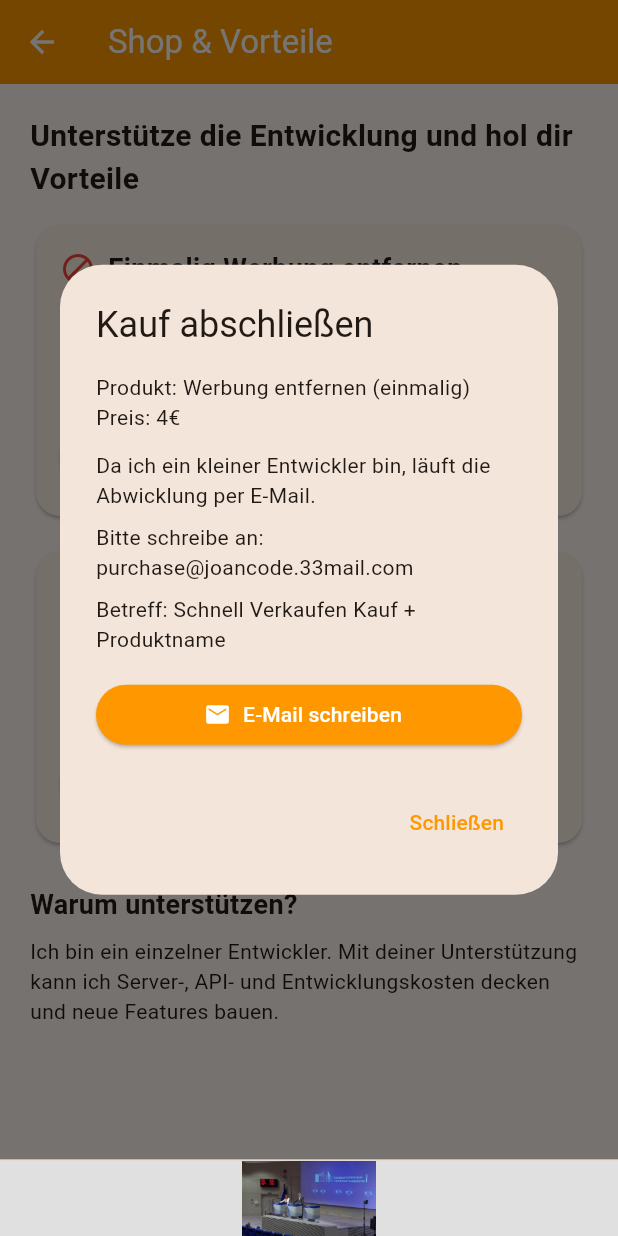
After one commit to Redstonekey/schnell_verkauf, a Flutter app: the ShopScreen screen opened directly, after a tap on "Jetzt Unterstützen", on a phone screen of 412 x 824 dp. The commit adds this screen. Run offline on Flutter 3.47's test engine with Material 3 defaults, Android fonts, the phone set to English and light mode, and no system bars; our stand-ins replace camera, google_generative_ai, google_mobile_ads, image_picker, permission_handler, shared_preferences and 1 more; missing offline and left inert: advertising_id, crop_your_image; accounts and stored records are empty; network calls fail.

Commit message:
Add shop screen
- Implemented ShopScreen with options to support development through purchases.
- Added functionality to send purchase requests via email.
- Created run.bat script to streamline common Flutter tasks (dev, build-apk, analyze, pub-get, clean).

```diff
--- a/lib/main.dart
+++ b/lib/main.dart
@@ -2,6 +2,7 @@ import 'package:flutter/material.dart';
 import 'package:google_mobile_ads/google_mobile_ads.dart';
 import 'package:flutter/foundation.dart';
 import 'services/ads_service.dart';
+import 'screens/shop_screen.dart';
 import 'screens/home_screen.dart';
 import 'screens/onboarding_screen.dart';
 import 'services/onboarding_service.dart';
@@ -148,7 +149,8 @@ class _GlobalBannerHostState extends State<GlobalBannerHost> with WidgetsBinding
       valueListenable: AdsService.showAds,
       builder: (context, showAds, _) {
         Widget banner = const SizedBox.shrink();
-        if (showAds && _loaded && ad != null) {
+        if (showAds) {
+          if (_loaded && ad != null) {
             banner = Column(
               mainAxisSize: MainAxisSize.min,
               children: [
@@ -166,6 +168,37 @@ class _GlobalBannerHostState extends State<GlobalBannerHost> with WidgetsBinding
                 ),
               ],
             );
+          } else {
+            // Fallback Eigenwerbung
+            banner = InkWell(
+              onTap: () {
+                Navigator.of(context).push(
+                  MaterialPageRoute(builder: (_) => const ShopScreen()),
+                );
+              },
+              child: Column(
+                mainAxisSize: MainAxisSize.min,
+                children: [
+                  const Divider(height: 1, thickness: 0.5),
+                  Container(
+                    color: Colors.black12,
+                    width: double.infinity,
+                    height: 50,
+                    alignment: Alignment.center,
+                    child: Image.asset(
+                      'assets/ads/fallback_banner.png',
+                      fit: BoxFit.contain,
+                      height: 50,
+                      errorBuilder: (_, __, ___) => const Text(
+                        'Eigene Werbung – Jetzt werbefrei werden',
+                        style: TextStyle(fontSize: 12),
+                      ),
+                    ),
+                  ),
+                ],
+              ),
+            );
+          }
         }
         return Column(
           children: [
--- a/lib/screens/home_screen.dart
+++ b/lib/screens/home_screen.dart
@@ -3,6 +3,7 @@ import '../services/api_key_manager.dart';
 import '../services/ads_service.dart';
 import 'camera_screen.dart';
 import 'api_key_settings_screen.dart';
+import 'shop_screen.dart';
 
 class HomeScreen extends StatefulWidget {
   const HomeScreen({super.key});
@@ -96,6 +97,13 @@ class _HomeScreenState extends State<HomeScreen> {
 
   return Scaffold(
       appBar: AppBar(
+        leading: IconButton(
+          tooltip: 'Shop',
+          icon: const Icon(Icons.shopping_cart),
+          onPressed: () {
+            Navigator.push(context, MaterialPageRoute(builder: (_) => const ShopScreen()));
+          },
+        ),
   title: GestureDetector(
           onLongPress: () async {
             final controller = TextEditingController();
@@ -138,7 +146,7 @@ class _HomeScreenState extends State<HomeScreen> {
         ),
         backgroundColor: Colors.orange,
         centerTitle: true,
-        actions: [
+  actions: [
           IconButton(
             icon: const Icon(Icons.settings),
             onPressed: _navigateToSettings,
--- /dev/null
+++ b/lib/screens/shop_screen.dart
@@ -0,0 +1,156 @@
+import 'package:flutter/material.dart';
+import '../services/ads_service.dart';
+import 'package:url_launcher/url_launcher.dart';
+
+class ShopScreen extends StatelessWidget {
+  const ShopScreen({super.key});
+
+  void _showContactDialog(BuildContext context, String produkt, String preis) {
+    showDialog(
+      context: context,
+      builder: (c) => AlertDialog(
+        title: const Text('Kauf abschließen'),
+        content: SingleChildScrollView(
+          child: Column(
+            mainAxisSize: MainAxisSize.min,
+            crossAxisAlignment: CrossAxisAlignment.start,
+            children: [
+              Text('Produkt: $produkt'),
+              Text('Preis: $preis'),
+              const SizedBox(height: 12),
+              const Text('Da ich ein kleiner Entwickler bin, läuft die Abwicklung per E‑Mail.'),
+              const SizedBox(height: 8),
+              const SelectableText('Bitte schreibe an: purchase@joancode.33mail.com'),
+              const SizedBox(height: 8),
+              const Text('Betreff: Schnell Verkaufen Kauf + Produktname'),
+              const SizedBox(height: 16),
+              SizedBox(
+                width: double.infinity,
+                child: ElevatedButton.icon(
+                  icon: const Icon(Icons.email),
+                  style: ElevatedButton.styleFrom(
+                    backgroundColor: Colors.orange,
+                    foregroundColor: Colors.white,
+                  ),
+                  onPressed: () async {
+                    final subject = Uri.encodeComponent('Schnell Verkaufen Kauf: $produkt');
+                    final body = Uri.encodeComponent('Hallo,\n\nich möchte folgendes kaufen:\nProdukt: $produkt\nPreis: $preis\n\n(Optional Feedback / Fragen hier)');
+                    final uri = Uri.parse('mailto:purchase@joancode.33mail.com?subject=$subject&body=$body');
+                    if (await canLaunchUrl(uri)) {
+                      await launchUrl(uri);
+                    } else {
+                      if (context.mounted) {
+                        ScaffoldMessenger.of(context).showSnackBar(
+                          const SnackBar(content: Text('Konnte E-Mail App nicht öffnen')),
+                        );
+                      }
+                    }
+                  },
+                  label: const Text('E-Mail schreiben'),
+                ),
+              ),
+            ],
+          ),
+        ),
+        actions: [
+          TextButton(onPressed: () => Navigator.pop(c), child: const Text('Schließen')),
+        ],
+      ),
+    );
+  }
+
+  @override
+  Widget build(BuildContext context) {
+    return Scaffold(
+      appBar: AppBar(
+        title: const Text('Shop & Vorteile'),
+        backgroundColor: Colors.orange,
+      ),
+      body: ValueListenableBuilder<bool>(
+        valueListenable: AdsService.showAds,
+        builder: (context, showAds, _) {
+          return SingleChildScrollView(
+            padding: const EdgeInsets.all(20),
+            child: Column(
+              crossAxisAlignment: CrossAxisAlignment.start,
+              children: [
+                const Text(
+                  'Unterstütze die Entwicklung und hol dir Vorteile',
+                  style: TextStyle(fontSize: 20, fontWeight: FontWeight.bold),
+                ),
+                const SizedBox(height: 12),
+                Card(
+                  shape: RoundedRectangleBorder(borderRadius: BorderRadius.circular(16)),
+                  child: Padding(
+                    padding: const EdgeInsets.all(16.0),
+                    child: Column(
+                      crossAxisAlignment: CrossAxisAlignment.start,
+                      children: [
+                        Row(
+                          children: const [
+                            Icon(Icons.block, color: Colors.red),
+                            SizedBox(width: 8),
+                            Text('Einmalig Werbung entfernen', style: TextStyle(fontSize: 18, fontWeight: FontWeight.w600)),
+                          ],
+                        ),
+                        const SizedBox(height: 8),
+                        const Text('Zahle einmalig und nutze die App werbefrei (ohne KI Flatrate).'),
+                        const SizedBox(height: 8),
+                        const Text('Preis: einmalig 4€', style: TextStyle(fontWeight: FontWeight.bold)),
+                        const SizedBox(height: 12),
+                        ElevatedButton(
+                          onPressed: () => _showContactDialog(context, 'Werbung entfernen (einmalig)', '4€'),
+                          style: ElevatedButton.styleFrom(backgroundColor: Colors.orange, foregroundColor: Colors.white),
+                          child: const Text('Jetzt Unterstützen'),
+                        ),
+                      ],
+                    ),
+                  ),
+                ),
+                const SizedBox(height: 16),
+                Card(
+                  shape: RoundedRectangleBorder(borderRadius: BorderRadius.circular(16)),
+                  child: Padding(
+                    padding: const EdgeInsets.all(16.0),
+                    child: Column(
+                      crossAxisAlignment: CrossAxisAlignment.start,
+                      children: [
+                        Row(
+                          children: const [
+                            Icon(Icons.star, color: Colors.amber),
+                            SizedBox(width: 8),
+                            Text('Unendlich Anfragen', style: TextStyle(fontSize: 18, fontWeight: FontWeight.w600)),
+                          ],
+                        ),
+                        const SizedBox(height: 8),
+                        const Text('Unbegrenzte KI-Anfragen (fair use) und keine Werbung solange aktiv.'),
+                        const SizedBox(height: 8),
+                        const Text('Preis: 10€ / Monat', style: TextStyle(fontWeight: FontWeight.bold)),
+                        const SizedBox(height: 12),
+                        ElevatedButton(
+                          onPressed: () => _showContactDialog(context, 'Monatsabo Unlimited', '10€/Monat'),
+                          style: ElevatedButton.styleFrom(backgroundColor: Colors.orange, foregroundColor: Colors.white),
+                          child: const Text('Jetzt Unterstützen'),
+                        ),
+                      ],
+                    ),
+                  ),
+                ),
+                const SizedBox(height: 24),
+                const Text('Warum unterstützen?', style: TextStyle(fontSize: 18, fontWeight: FontWeight.w600)),
+                const SizedBox(height: 8),
+                const Text('Ich bin ein einzelner Entwickler. Mit deiner Unterstützung kann ich Server‑, API‑ und Entwicklungskosten decken und neue Features bauen.'),
+                const SizedBox(height: 24),
+                if (!showAds) ...[
+                  const Divider(),
+                  const SizedBox(height: 12),
+                  const Text('Danke für deine Unterstützung! ❤️', style: TextStyle(fontWeight: FontWeight.bold)),
+                ],
+              ],
+            ),
+          );
+        },
+      ),
+    );
+  }
+}
--- a/pubspec.yaml
+++ b/pubspec.yaml
@@ -67,6 +67,7 @@ dependencies:
 
   # Ads
   google_mobile_ads: ^4.0.0
+  url_launcher: ^6.3.0
 
 dev_dependencies:
   flutter_test:
@@ -89,6 +90,10 @@ flutter:
   # included with your application, so that you can use the icons in
   # the material Icons class.
   uses-material-design: true
+
+  assets:
+    # Fallback Banner (320x50 empfohlen) – ersetze die Datei durch dein eigenes PNG
+    - assets/ads/fallback_banner.png
 
   # To add assets to your application, add an assets section, like this:
   # assets:
```
Also changed, not shown: assets/ads/README.txt (added), assets/ads/fallback_banner.png (added), pubspec.lock, 6 other files. Lines whose indentation alone changed are shown as unchanged.
